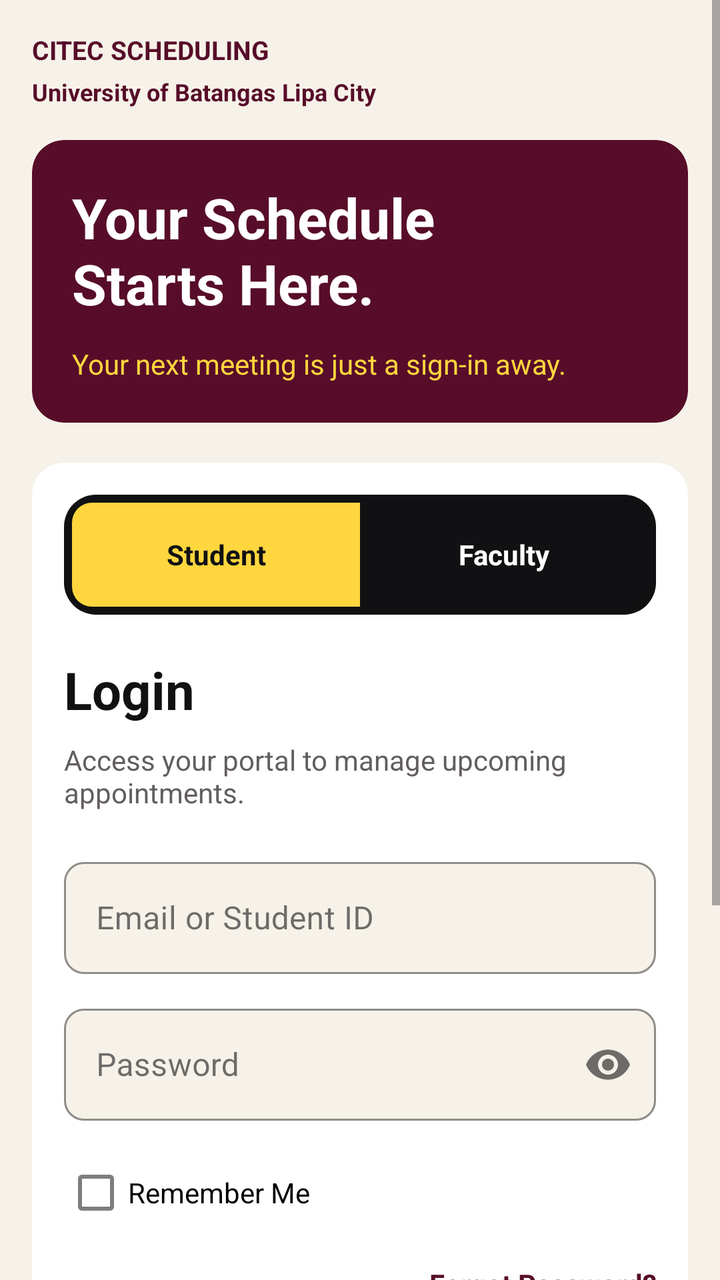
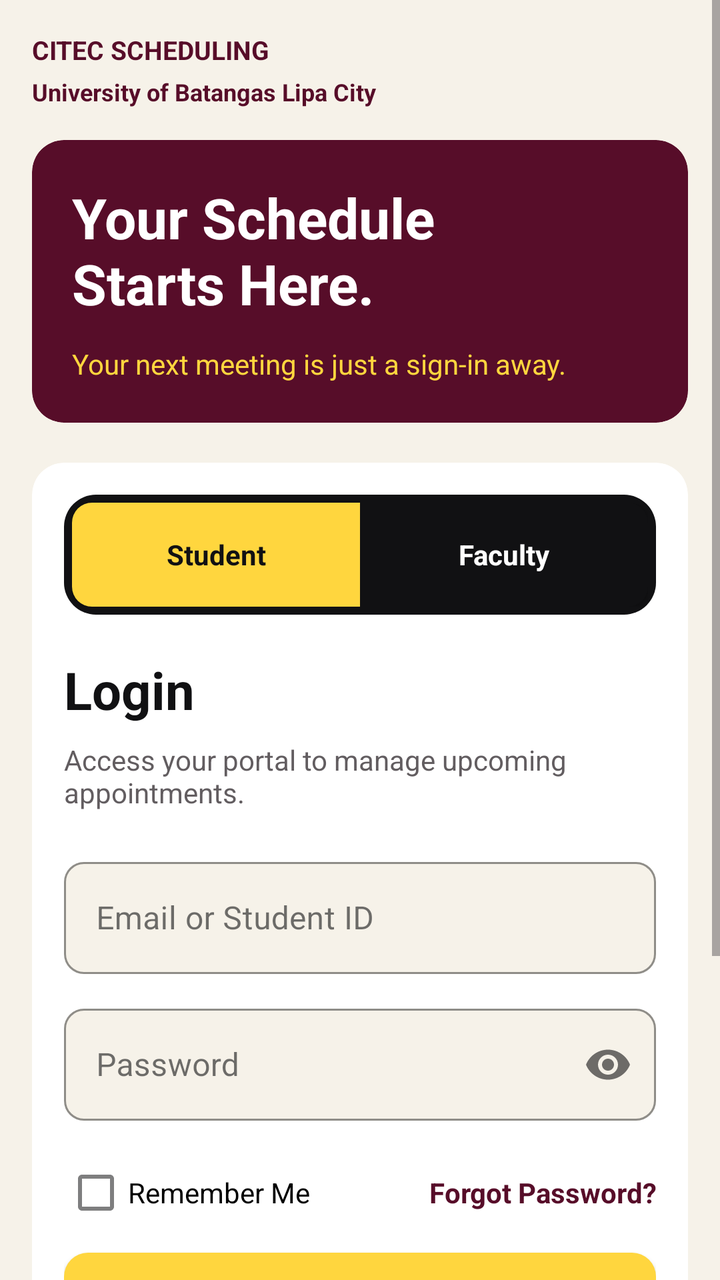

An Android layout rendered at two revisions. The XML below is the earlier revision; the diff shows what the commit changed to produce the second picture.
<!-- AndroidManifest.xml: application theme Theme.CitecSchedulingApp -->
<!-- res/layout/activity_login.xml -->
<?xml version='1.0' encoding='utf-8'?>
<ScrollView xmlns:android="http://schemas.android.com/apk/res/android" xmlns:app="http://schemas.android.com/apk/res-auto" android:layout_width="match_parent" android:layout_height="match_parent" android:background="@color/bg_light" android:fillViewport="true" android:clipToPadding="true">
    <LinearLayout android:layout_width="match_parent" android:layout_height="wrap_content" android:orientation="vertical" android:padding="16dp">
        <LinearLayout android:layout_width="match_parent" android:layout_height="wrap_content" android:orientation="vertical" android:layout_marginBottom="16dp">
            <TextView android:layout_width="match_parent" android:layout_height="wrap_content" android:text="CITEC SCHEDULING" android:textSize="13sp" android:textColor="@color/primary" android:textStyle="bold" />
            <TextView android:layout_width="match_parent" android:layout_height="wrap_content" android:text="University of Batangas Lipa City" android:textSize="12sp" android:textColor="@color/primary" android:layout_marginTop="4dp" android:textStyle="bold" />
        </LinearLayout>
        <com.google.android.material.card.MaterialCardView android:layout_width="match_parent" android:layout_height="wrap_content" app:cardBackgroundColor="@color/primary" app:cardCornerRadius="16dp" app:cardElevation="0dp" app:strokeWidth="0dp" android:layout_marginBottom="20dp">
            <LinearLayout android:layout_width="match_parent" android:layout_height="wrap_content" android:orientation="vertical" android:padding="20dp">
                <TextView android:layout_width="match_parent" android:layout_height="wrap_content" android:text="Your Schedule&#10;Starts Here." android:textSize="28sp" android:textColor="@color/white" android:textStyle="bold" />
                <TextView android:layout_width="match_parent" android:layout_height="wrap_content" android:text="Your next meeting is just a sign-in away." android:textSize="14sp" android:textColor="@color/brand_yellow" android:layout_marginTop="12dp" />
            </LinearLayout>
        </com.google.android.material.card.MaterialCardView>
        <com.google.android.material.card.MaterialCardView android:layout_width="match_parent" android:layout_height="wrap_content" app:cardBackgroundColor="@color/white" app:cardCornerRadius="16dp" app:cardElevation="0dp" app:strokeWidth="0dp" android:layout_marginBottom="20dp">
            <LinearLayout android:layout_width="match_parent" android:layout_height="wrap_content" android:orientation="vertical" android:padding="16dp">
                <com.google.android.material.button.MaterialButtonToggleGroup android:id="@+id/toggleRoleGroup" android:layout_width="match_parent" android:layout_height="wrap_content" android:background="@drawable/brand_nav" android:padding="4dp" app:checkedButton="@id/btnRoleStudent" app:selectionRequired="true" app:singleSelection="true">
                    <com.google.android.material.button.MaterialButton android:id="@+id/btnRoleStudent" android:layout_width="0dp" android:layout_weight="1" android:layout_height="52dp" android:text="Student" android:textSize="14sp" android:textStyle="bold" android:textColor="@color/role_text" android:insetTop="0dp" android:insetBottom="0dp" app:backgroundTint="@color/role_fill" app:strokeWidth="0dp" app:cornerRadius="10dp" />
                    <com.google.android.material.button.MaterialButton android:id="@+id/btnRoleFaculty" android:layout_width="0dp" android:layout_weight="1" android:layout_height="52dp" android:text="Faculty" android:textSize="14sp" android:textStyle="bold" android:textColor="@color/role_text" android:insetTop="0dp" android:insetBottom="0dp" app:backgroundTint="@color/role_fill" app:strokeWidth="0dp" app:cornerRadius="10dp" />
                </com.google.android.material.button.MaterialButtonToggleGroup>
                <TextView android:layout_width="match_parent" android:layout_height="wrap_content" android:text="Login" android:textSize="26sp" android:textColor="@color/text_primary" android:textStyle="bold" android:layout_marginTop="20dp" android:id="@+id/tvWelcomeTitle" />
                <TextView android:layout_width="match_parent" android:layout_height="wrap_content" android:text="Access your portal to manage upcoming appointments." android:textSize="14sp" android:textColor="@color/text_secondary" android:layout_marginTop="8dp" android:layout_marginBottom="20dp" android:id="@+id/tvSubtitleLogin" />
                <com.google.android.material.textfield.TextInputLayout android:id="@+id/tilIdentifier" android:layout_width="match_parent" android:layout_height="wrap_content" android:layout_marginBottom="12dp" android:hint="@string/label_email_or_id">
                    <com.google.android.material.textfield.TextInputEditText android:id="@+id/etIdentifier" android:layout_width="match_parent" android:layout_height="wrap_content" android:inputType="textEmailAddress" android:maxLines="1" android:minHeight="56dp" android:textSize="16sp" />
                </com.google.android.material.textfield.TextInputLayout>
                <com.google.android.material.textfield.TextInputLayout android:id="@+id/tilPassword" android:layout_width="match_parent" android:layout_height="wrap_content" android:layout_marginBottom="12dp" android:hint="@string/label_password" app:endIconMode="password_toggle">
                    <com.google.android.material.textfield.TextInputEditText android:id="@+id/etPassword" android:layout_width="match_parent" android:layout_height="wrap_content" android:inputType="textPassword" android:maxLines="1" android:minHeight="56dp" android:textSize="16sp" />
                </com.google.android.material.textfield.TextInputLayout>
                <com.google.android.material.checkbox.MaterialCheckBox android:id="@+id/cbRememberMe" android:layout_width="wrap_content" android:layout_height="48dp" android:text="@string/label_remember_me" android:textSize="14sp" />
                <TextView android:layout_width="match_parent" android:layout_height="wrap_content" android:text="@string/link_forgot_password" android:textSize="14sp" android:textColor="@color/primary" android:gravity="end" android:minHeight="48dp" android:paddingTop="12dp" android:clickable="true" android:focusable="true" android:textStyle="bold" android:id="@+id/tvForgotPassword" />
                <ProgressBar android:id="@+id/progressBar" android:layout_width="32dp" android:layout_height="32dp" android:layout_gravity="center" android:visibility="gone" />
                <com.google.android.material.button.MaterialButton android:id="@+id/btnLogin" android:layout_width="match_parent" android:layout_height="56dp" android:text="@string/btn_login" android:textColor="@color/brand_ink" android:textStyle="bold" android:textSize="16sp" android:textAllCaps="false" app:backgroundTint="@color/brand_yellow" app:cornerRadius="12dp" />
                <TextView android:layout_width="match_parent" android:layout_height="wrap_content" android:text="@string/link_dont_have_account" android:textSize="14sp" android:textColor="@color/primary" android:gravity="center" android:paddingTop="20dp" android:paddingBottom="12dp" android:clickable="true" android:focusable="true" android:textStyle="bold" android:id="@+id/tvRegisterLink" />
            </LinearLayout>
        </com.google.android.material.card.MaterialCardView>
        <com.google.android.material.card.MaterialCardView android:layout_width="match_parent" android:layout_height="wrap_content" app:cardBackgroundColor="@color/primary" app:cardCornerRadius="16dp" app:cardElevation="0dp" app:strokeWidth="0dp">
            <LinearLayout android:layout_width="match_parent" android:layout_height="wrap_content" android:orientation="vertical" android:padding="16dp">
                <TextView android:layout_width="match_parent" android:layout_height="wrap_content" android:text="Need help signing in?" android:textSize="16sp" android:textColor="@color/brand_yellow" android:textStyle="bold" />
                <TextView android:layout_width="match_parent" android:layout_height="wrap_content" android:text="Use your student or faculty credentials." android:textSize="13sp" android:textColor="@color/white" android:layout_marginTop="6dp" />
            </LinearLayout>
        </com.google.android.material.card.MaterialCardView>
    </LinearLayout>
</ScrollView>
<!-- resources referenced by this layout -->
<resources>
  <color name="bg_light">#F6F2E9</color>
  <color name="brand_ink">#111113</color>
  <color name="brand_yellow">#FFD63E</color>
  <color name="primary">#570D29</color>
  <color name="text_primary">#111113</color>
  <color name="text_secondary">#625D60</color>
  <color name="white">#FFFFFF</color>
  <!-- drawable brand_nav (drawable) -->
  <?xml version='1.0' encoding='utf-8'?>
  <shape xmlns:android="http://schemas.android.com/apk/res/android" android:shape="rectangle">
      <solid android:color="@color/brand_ink" />
      <corners android:radius="16dp" />
  </shape>
  <string name="btn_login">LOGIN</string>
  <string name="label_email_or_id">Email or Student ID</string>
  <string name="label_password">Password</string>
  <string name="label_remember_me">Remember Me</string>
  <string name="link_dont_have_account">Don\'t have an account? Register</string>
  <string name="link_forgot_password">Forgot Password?</string>
  <style name="Theme.CitecSchedulingApp" parent="Theme.MaterialComponents.Light.NoActionBar">
          <item name="colorPrimary">@color/primary</item>
          <item name="colorPrimaryVariant">@color/primary_dark</item>
          <item name="colorOnPrimary">@color/white</item>
          <item name="colorSecondary">@color/primary</item>
          <item name="colorOnSecondary">@color/white</item>
          <item name="android:fontFamily">sans-serif</item>
          <item name="android:textColorPrimary">@color/text_primary</item>
          <item name="android:textColorSecondary">@color/text_secondary</item>
          <item name="colorSurface">@color/white</item>
          <item name="colorOnSurface">@color/text_primary</item>
          <item name="android:colorBackground">@color/bg_light</item>
          <item name="colorOnBackground">@color/text_primary</item>
          <item name="android:windowBackground">@color/bg_light</item>
          <item name="android:statusBarColor">@color/bg_light</item>
          <item name="android:navigationBarColor">@color/bg_light</item>
          <item name="android:windowLightStatusBar">true</item>
          <item name="materialButtonStyle">@style/Widget.Citec.Button</item>
          <item name="textInputStyle">@style/Widget.Citec.Input</item>
          <item name="alertDialogTheme">@style/WeeklyAvailabilityDialog</item>
      </style>
  <color name="primary_dark">#3B091C</color>
  <style name="Widget.Citec.Button" parent="Widget.MaterialComponents.Button">
          <item name="android:textAllCaps">false</item>
          <item name="android:letterSpacing">0</item>
          <item name="cornerRadius">12dp</item>
          <item name="android:textStyle">bold</item>
      </style>
  <style name="Widget.Citec.Input" parent="Widget.MaterialComponents.TextInputLayout.OutlinedBox">
          <item name="boxBackgroundColor">@color/bg_light</item>
          <item name="boxStrokeColor">@color/primary</item>
          <item name="hintTextColor">@color/primary</item>
          <item name="boxCornerRadiusTopStart">10dp</item>
          <item name="boxCornerRadiusTopEnd">10dp</item>
          <item name="boxCornerRadiusBottomStart">10dp</item>
          <item name="boxCornerRadiusBottomEnd">10dp</item>
      </style>
  <style name="WeeklyAvailabilityDialog" parent="ThemeOverlay.MaterialComponents.MaterialAlertDialog">
          <item name="android:colorBackground">@color/white</item>
          <item name="colorSurface">@color/white</item>
          <item name="android:textColorPrimary">@color/text_primary</item>
          <item name="android:textColorSecondary">@color/text_secondary</item>
      </style>
</resources>

<!-- the commit's change to res/layout/activity_login.xml (unified diff, before → after) -->
@@ -12,24 +12,172 @@
             </LinearLayout>
         </com.google.android.material.card.MaterialCardView>
         <com.google.android.material.card.MaterialCardView android:layout_width="match_parent" android:layout_height="wrap_content" app:cardBackgroundColor="@color/white" app:cardCornerRadius="16dp" app:cardElevation="0dp" app:strokeWidth="0dp" android:layout_marginBottom="20dp">
-            <LinearLayout android:layout_width="match_parent" android:layout_height="wrap_content" android:orientation="vertical" android:padding="16dp">
-                <com.google.android.material.button.MaterialButtonToggleGroup android:id="@+id/toggleRoleGroup" android:layout_width="match_parent" android:layout_height="wrap_content" android:background="@drawable/brand_nav" android:padding="4dp" app:checkedButton="@id/btnRoleStudent" app:selectionRequired="true" app:singleSelection="true">
-                    <com.google.android.material.button.MaterialButton android:id="@+id/btnRoleStudent" android:layout_width="0dp" android:layout_weight="1" android:layout_height="52dp" android:text="Student" android:textSize="14sp" android:textStyle="bold" android:textColor="@color/role_text" android:insetTop="0dp" android:insetBottom="0dp" app:backgroundTint="@color/role_fill" app:strokeWidth="0dp" app:cornerRadius="10dp" />
-                    <com.google.android.material.button.MaterialButton android:id="@+id/btnRoleFaculty" android:layout_width="0dp" android:layout_weight="1" android:layout_height="52dp" android:text="Faculty" android:textSize="14sp" android:textStyle="bold" android:textColor="@color/role_text" android:insetTop="0dp" android:insetBottom="0dp" app:backgroundTint="@color/role_fill" app:strokeWidth="0dp" app:cornerRadius="10dp" />
+
+            <LinearLayout
+                android:layout_width="match_parent"
+                android:layout_height="wrap_content"
+                android:orientation="vertical"
+                android:padding="16dp">
+
+                <com.google.android.material.button.MaterialButtonToggleGroup
+                    android:id="@+id/toggleRoleGroup"
+                    android:layout_width="match_parent"
+                    android:layout_height="wrap_content"
+                    android:background="@drawable/brand_nav"
+                    android:padding="4dp"
+                    app:checkedButton="@id/btnRoleStudent"
+                    app:selectionRequired="true"
+                    app:singleSelection="true">
+
+                    <com.google.android.material.button.MaterialButton
+                        android:id="@+id/btnRoleStudent"
+                        android:layout_width="0dp"
+                        android:layout_height="52dp"
+                        android:layout_weight="1"
+                        android:insetTop="0dp"
+                        android:insetBottom="0dp"
+                        android:text="Student"
+                        android:textColor="@color/role_text"
+                        android:textSize="14sp"
+                        android:textStyle="bold"
+                        app:backgroundTint="@color/role_fill"
+                        app:cornerRadius="10dp"
+                        app:strokeWidth="0dp" />
+
+                    <com.google.android.material.button.MaterialButton
+                        android:id="@+id/btnRoleFaculty"
+                        android:layout_width="0dp"
+                        android:layout_height="52dp"
+                        android:layout_weight="1"
+                        android:insetTop="0dp"
+                        android:insetBottom="0dp"
+                        android:text="Faculty"
+                        android:textColor="@color/role_text"
+                        android:textSize="14sp"
+                        android:textStyle="bold"
+                        app:backgroundTint="@color/role_fill"
+                        app:cornerRadius="10dp"
+                        app:strokeWidth="0dp" />
                 </com.google.android.material.button.MaterialButtonToggleGroup>
-                <TextView android:layout_width="match_parent" android:layout_height="wrap_content" android:text="Login" android:textSize="26sp" android:textColor="@color/text_primary" android:textStyle="bold" android:layout_marginTop="20dp" android:id="@+id/tvWelcomeTitle" />
-                <TextView android:layout_width="match_parent" android:layout_height="wrap_content" android:text="Access your portal to manage upcoming appointments." android:textSize="14sp" android:textColor="@color/text_secondary" android:layout_marginTop="8dp" android:layout_marginBottom="20dp" android:id="@+id/tvSubtitleLogin" />
-                <com.google.android.material.textfield.TextInputLayout android:id="@+id/tilIdentifier" android:layout_width="match_parent" android:layout_height="wrap_content" android:layout_marginBottom="12dp" android:hint="@string/label_email_or_id">
-                    <com.google.android.material.textfield.TextInputEditText android:id="@+id/etIdentifier" android:layout_width="match_parent" android:layout_height="wrap_content" android:inputType="textEmailAddress" android:maxLines="1" android:minHeight="56dp" android:textSize="16sp" />
+
+                <TextView
+                    android:id="@+id/tvWelcomeTitle"
+                    android:layout_width="match_parent"
+                    android:layout_height="wrap_content"
+                    android:layout_marginTop="20dp"
+                    android:text="Login"
+                    android:textColor="@color/text_primary"
+                    android:textSize="26sp"
+                    android:textStyle="bold" />
+
+                <TextView
+                    android:id="@+id/tvSubtitleLogin"
+                    android:layout_width="match_parent"
+                    android:layout_height="wrap_content"
+                    android:layout_marginTop="8dp"
+                    android:layout_marginBottom="20dp"
+                    android:text="Access your portal to manage upcoming appointments."
+                    android:textColor="@color/text_secondary"
+                    android:textSize="14sp" />
+
+                <com.google.android.material.textfield.TextInputLayout
+                    android:id="@+id/tilIdentifier"
+                    android:layout_width="match_parent"
+                    android:layout_height="wrap_content"
+                    android:layout_marginBottom="12dp"
+                    android:hint="@string/label_email_or_id">
+
+                    <com.google.android.material.textfield.TextInputEditText
+                        android:id="@+id/etIdentifier"
+                        android:layout_width="match_parent"
+                        android:layout_height="wrap_content"
+                        android:inputType="textEmailAddress"
+                        android:maxLines="1"
+                        android:minHeight="56dp"
+                        android:textSize="16sp" />
                 </com.google.android.material.textfield.TextInputLayout>
-                <com.google.android.material.textfield.TextInputLayout android:id="@+id/tilPassword" android:layout_width="match_parent" android:layout_height="wrap_content" android:layout_marginBottom="12dp" android:hint="@string/label_password" app:endIconMode="password_toggle">
-                    <com.google.android.material.textfield.TextInputEditText android:id="@+id/etPassword" android:layout_width="match_parent" android:layout_height="wrap_content" android:inputType="textPassword" android:maxLines="1" android:minHeight="56dp" android:textSize="16sp" />
+
+                <com.google.android.material.textfield.TextInputLayout
+                    android:id="@+id/tilPassword"
+                    android:layout_width="match_parent"
+                    android:layout_height="wrap_content"
+                    android:layout_marginBottom="12dp"
+                    android:hint="@string/label_password"
+                    app:endIconMode="password_toggle">
+
+                    <com.google.android.material.textfield.TextInputEditText
+                        android:id="@+id/etPassword"
+                        android:layout_width="match_parent"
+                        android:layout_height="wrap_content"
+                        android:inputType="textPassword"
+                        android:maxLines="1"
+                        android:minHeight="56dp"
+                        android:textSize="16sp" />
                 </com.google.android.material.textfield.TextInputLayout>
-                <com.google.android.material.checkbox.MaterialCheckBox android:id="@+id/cbRememberMe" android:layout_width="wrap_content" android:layout_height="48dp" android:text="@string/label_remember_me" android:textSize="14sp" />
-                <TextView android:layout_width="match_parent" android:layout_height="wrap_content" android:text="@string/link_forgot_password" android:textSize="14sp" android:textColor="@color/primary" android:gravity="end" android:minHeight="48dp" android:paddingTop="12dp" android:clickable="true" android:focusable="true" android:textStyle="bold" android:id="@+id/tvForgotPassword" />
-                <ProgressBar android:id="@+id/progressBar" android:layout_width="32dp" android:layout_height="32dp" android:layout_gravity="center" android:visibility="gone" />
-                <com.google.android.material.button.MaterialButton android:id="@+id/btnLogin" android:layout_width="match_parent" android:layout_height="56dp" android:text="@string/btn_login" android:textColor="@color/brand_ink" android:textStyle="bold" android:textSize="16sp" android:textAllCaps="false" app:backgroundTint="@color/brand_yellow" app:cornerRadius="12dp" />
-                <TextView android:layout_width="match_parent" android:layout_height="wrap_content" android:text="@string/link_dont_have_account" android:textSize="14sp" android:textColor="@color/primary" android:gravity="center" android:paddingTop="20dp" android:paddingBottom="12dp" android:clickable="true" android:focusable="true" android:textStyle="bold" android:id="@+id/tvRegisterLink" />
+
+                <LinearLayout
+                    android:layout_width="match_parent"
+                    android:layout_height="wrap_content"
+                    android:baselineAligned="false"
+                    android:gravity="center_vertical"
+                    android:orientation="horizontal">
+
+                    <com.google.android.material.checkbox.MaterialCheckBox
+                        android:id="@+id/cbRememberMe"
+                        android:layout_width="wrap_content"
+                        android:layout_height="48dp"
+                        android:singleLine="true"
+                        android:text="@string/label_remember_me"
+                        android:textSize="14sp" />
+
+                    <TextView
+                        android:id="@+id/tvForgotPassword"
+                        android:layout_width="0dp"
+                        android:layout_height="48dp"
+                        android:layout_marginStart="8dp"
+                        android:layout_weight="1"
+                        android:clickable="true"
+                        android:focusable="true"
+                        android:gravity="end|center_vertical"
+                        android:singleLine="true"
+                        android:text="@string/link_forgot_password"
+                        android:textColor="@color/primary"
+                        android:textSize="14sp"
+                        android:textStyle="bold" />
+                </LinearLayout>
+
+                <ProgressBar
+                    android:id="@+id/progressBar"
+                    android:layout_width="32dp"
+                    android:layout_height="32dp"
+                    android:layout_gravity="center"
+                    android:visibility="gone" />
+
+                <com.google.android.material.button.MaterialButton
+                    android:id="@+id/btnLogin"
+                    android:layout_width="match_parent"
+                    android:layout_height="56dp"
+                    android:text="@string/btn_login"
+                    android:textAllCaps="false"
+                    android:textColor="@color/brand_ink"
+                    android:textSize="16sp"
+                    android:textStyle="bold"
+                    app:backgroundTint="@color/brand_yellow"
+                    app:cornerRadius="12dp" />
+
+                <TextView
+                    android:id="@+id/tvRegisterLink"
+                    android:layout_width="match_parent"
+                    android:layout_height="wrap_content"
+                    android:clickable="true"
+                    android:focusable="true"
+                    android:gravity="center"
+                    android:paddingTop="20dp"
+                    android:paddingBottom="12dp"
+                    android:text="@string/link_dont_have_account"
+                    android:textColor="@color/primary"
+                    android:textSize="14sp"
+                    android:textStyle="bold" />
             </LinearLayout>
         </com.google.android.material.card.MaterialCardView>
         <com.google.android.material.card.MaterialCardView android:layout_width="match_parent" android:layout_height="wrap_content" app:cardBackgroundColor="@color/primary" app:cardCornerRadius="16dp" app:cardElevation="0dp" app:strokeWidth="0dp">
